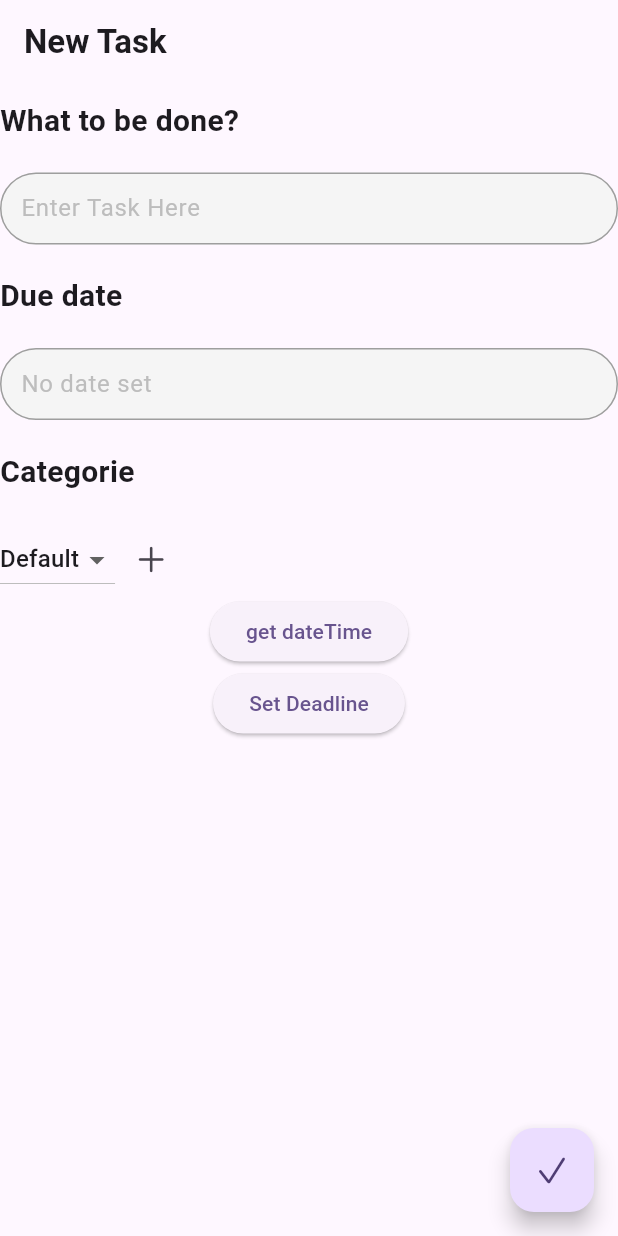
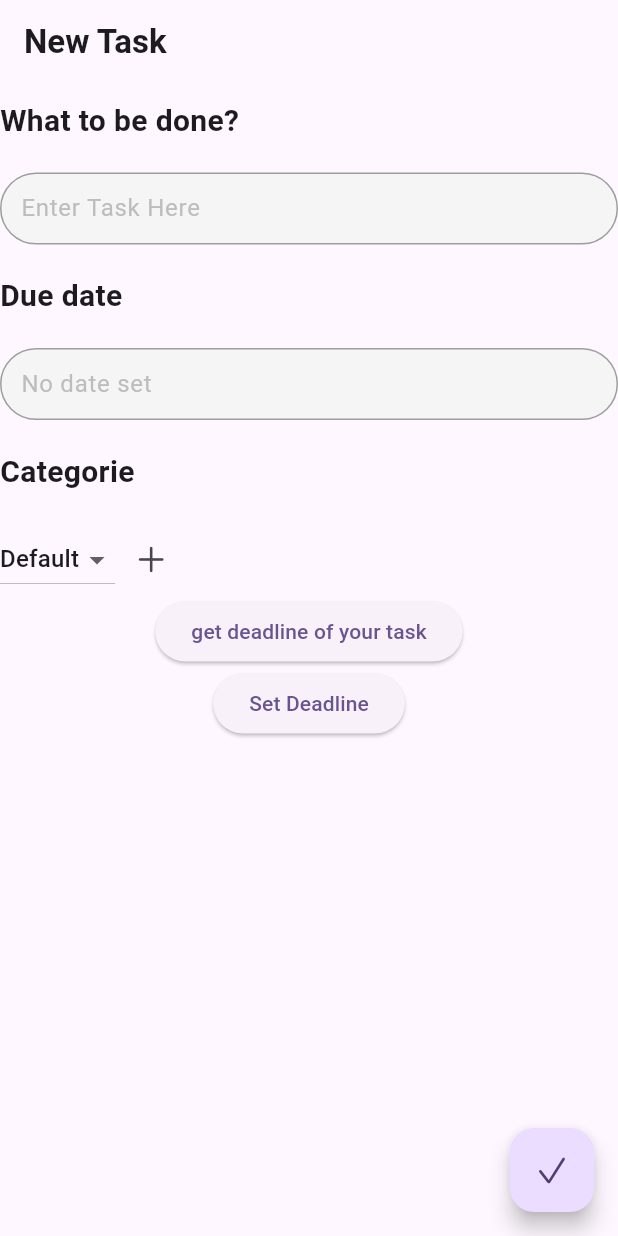
Before and after one commit to rania1231/to_do_list, a Flutter app: the AddTask screen opened directly, on a phone screen of 412 x 824 dp. Run offline on Flutter 3.47's test engine with Material 3 defaults, Android fonts, the phone set to English and light mode, and no system bars; our stand-ins replace awesome_dialog, awesome_notifications, cloud_firestore, firebase_auth, firebase_core, firebase_storage and 1 more; missing offline and left inert: omni_datetime_picker; accounts and stored records are empty.

Commit message:
commit correct errors

```diff
--- a/lib/classes/DataClass.dart
+++ b/lib/classes/DataClass.dart
@@ -1,6 +1,11 @@
+import 'dart:async';
+
+import 'package:awesome_notifications/awesome_notifications.dart';
 import 'package:flutter/material.dart';
 import 'package:to_do_list/classes/FirestoreService.dart';
 import 'package:to_do_list/classes/task.dart';
+import 'package:timezone/data/latest.dart' as tz;
+import 'package:timezone/timezone.dart'as tz;
 
 class DataClass extends ChangeNotifier{
   final FirestoreService firestoreService;
@@ -58,4 +63,49 @@ class DataClass extends ChangeNotifier{
     notifyListeners();
   }
 
+  Future<void>sendNotif(DateTime deadline, bool completed)async{
+    tz.initializeTimeZones();
+
+// Get the local time zone
+    final localTimeZone = tz.local;
+    if(!completed){
+      if (deadline != null) {
+        // Compare the deadline with the current date
+        if (DateTime.now().isAfter(deadline)) {
+          // If the current date is after the deadline, schedule the notification
+          await AwesomeNotifications().createNotification(
+            content: NotificationContent(
+              id: UniqueKey().hashCode,
+              channelKey: "basic_channel",
+              title: "Task Deadline Exceeded",
+              body: "Your task deadline has been exceeded!",
+            ),
+            schedule: NotificationInterval(
+              interval: 0,
+              timeZone: (localTimeZone).toString(),
+              repeats: false,
+              preciseAlarm: true,
+            ),
+          );
+
+        } else {
+          // If the current date is before the deadline, set a timer to schedule the notification when the deadline is reached
+          Duration difference = deadline.difference(DateTime.now());
+          Timer(difference, () async {
+
+            await AwesomeNotifications().createNotification(
+              content: NotificationContent(
+                id: UniqueKey().hashCode,
+                channelKey: "basic_channel",
+                title: "Task Deadline Exceeded",
+                body: "Your task deadline has been exceeded!",
+              ),
+            );
+          });
+        }
+      }
+    }
+
+  }
+
 }
--- a/lib/classes/FirestoreService.dart
+++ b/lib/classes/FirestoreService.dart
@@ -23,7 +23,8 @@ class FirestoreService{
     'description':task.getDescription,
     'completed':task.isCompleted,
     'categorie':task.getCategoryId ,
-    'createdAt':task.getCreatedAt
+    'createdAt':task.getCreatedAt,
+      'deadline':task.deadline
     });
     print("task details being added: taskid=${task.getId}, taskTitle=${task.title}");
 
@@ -52,6 +53,7 @@ class FirestoreService{
       'description': task.getDescription,
       'completed': task.isCompleted,
       'categorie': task.getCategoryId,
+      'deadline':task.deadline
     });
   }
 
--- a/lib/classes/task.dart
+++ b/lib/classes/task.dart
@@ -7,6 +7,7 @@ class Tache {
   bool completed;
   String categoryId;
   DateTime createdAt;
+  DateTime deadline;
 
 // Getters
   String get getId => id ?? ""; // Use null-safe operator for optional id
@@ -20,6 +21,8 @@ class Tache {
   String get getCategoryId => categoryId;
 
   DateTime get getCreatedAt => createdAt;
+
+  DateTime get getDeadline => deadline;
 
 
 
@@ -54,6 +57,7 @@ class Tache {
     required this.completed,
     required this.categoryId,
     required this.createdAt,
+    required this.deadline,
   });
 
   factory Tache.fromFirestore(Map<String, dynamic> data) => Tache(
@@ -63,6 +67,7 @@ class Tache {
     categoryId: data['categorie'] ,
     // Convert Timestamp to DateTime
     createdAt: (data['createdAt'] as Timestamp).toDate(),
+    deadline: (data['deadline'] as Timestamp).toDate(),
     id: data['id'] ,
   );
 
--- a/lib/main.dart
+++ b/lib/main.dart
@@ -65,7 +65,7 @@ class MyApp extends StatelessWidget {
     colorScheme: ColorScheme.fromSeed(seedColor: Colors.deepPurple),
     useMaterial3: true,
     ),
-    home: Login(),
+    home: HomePage(),
     )
     );
   }
--- a/lib/views/addTask.dart
+++ b/lib/views/addTask.dart
@@ -32,10 +32,13 @@ class _AddTaskState extends State<AddTask> {
   List<String> categories=['Default','Urgent'];
   String dropdownValue = 'Default';
   late tz.Location localTimeZone;
+  late DateTime deadline;
+  late  DataClass dataClass;
 
   @override
   void initState() {
     // TODO: implement initState
+    dataClass=DataClass(firestoreService: firestoreService);
     tz.initializeTimeZones();
 
 // Get the local time zone
@@ -138,7 +141,8 @@ class _AddTaskState extends State<AddTask> {
             ElevatedButton(onPressed: ()async{
              DateTime? dateTime=await showDatePicker();
              print('dateTime=$dateTime');
-            }, child: Text('get dateTime')),
+             deadline=dateTime!;
+            }, child: Text('get deadline of your task')),
 
 
       ElevatedButton(
@@ -168,6 +172,7 @@ class _AddTaskState extends State<AddTask> {
               // If the current date is before the deadline, set a timer to schedule the notification when the deadline is reached
               Duration difference = deadline.difference(DateTime.now());
               Timer(difference, () async {
+
                 await AwesomeNotifications().createNotification(
                   content: NotificationContent(
                     id: UniqueKey().hashCode,
@@ -188,8 +193,9 @@ class _AddTaskState extends State<AddTask> {
       floatingActionButton:FloatingActionButton(
         onPressed: ()async{
 
-          Tache task=Tache(id:"",title:  taskName.text, completed: false,description: "",createdAt: DateTime.now(),categoryId:dropdownValue );
+          Tache task=Tache(id:"",title:  taskName.text, completed: false,description: "",createdAt: DateTime.now(),categoryId:dropdownValue ,deadline:deadline );
            context.read<DataClass>().addTask(task);
+          dataClass.sendNotif(task.deadline, task.completed);
           Navigator.pushAndRemoveUntil(context, MaterialPageRoute(builder: (context)=>HomePage()), (route) => false);
 
         },
--- a/lib/views/home.dart
+++ b/lib/views/home.dart
@@ -72,6 +72,7 @@ class _HomePageState extends State<HomePage> {
                           Text("Categorie: ${task.categoryId}"),
                           Text("date: ${(task.createdAt)}"),
                           Text("completed: ${(task.isCompleted)}"),
+                        Text("completed: ${(task.deadline)}"),
                         IconButton(onPressed: ()async{
                           print("task id  to be deleted=${task.getId}");
                          await context.read<DataClass>().deleteTask(task.getId);
```
Also changed, not shown: lib/views/updateTask.dart (+51 -1 lines).
